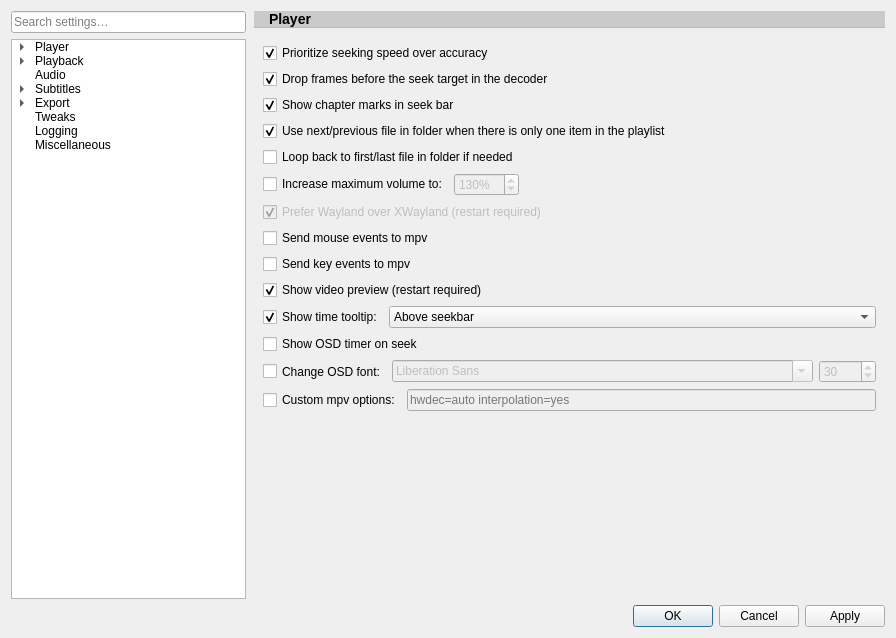
Old version of the form src/settingswindow.ui in the repository mpc-qt/mpc-qt.
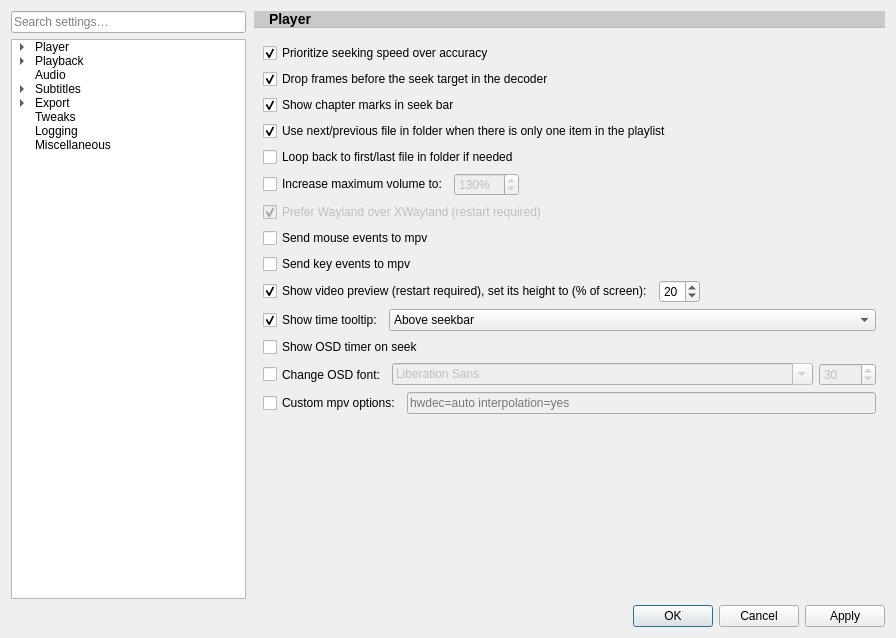
New version of the form. The open tabs and pages were chosen to show the change. Custom widgets are drawn as their Qt base class.

Commit message:
Add a setting to change video preview size
In Tweaks, allows to set the height in percent of screen height, from 5
to 80%.

Fixes #417 ("Custom seek video preview size option").

The edit to the form file:
```diff
--- a/src/settingswindow.ui
+++ b/src/settingswindow.ui
@@ -7932,15 +7932,32 @@
              </property>
             </widget>
            </item>
-           <item row="12" column="0" colspan="2">
-            <widget class="QCheckBox" name="tweaksVideoPreview">
-             <property name="text">
-              <string>Show video preview (restart required)</string>
-             </property>
-             <property name="checked">
-              <bool>true</bool>
-             </property>
-            </widget>
+           <item row="12" column="0">
+            <layout class="QHBoxLayout" name="tweaksVideoPreviewLayout">
+             <item>
+              <widget class="QCheckBox" name="tweaksVideoPreview">
+               <property name="text">
+                <string>Show video preview (restart required), set its height to (% of screen):</string>
+               </property>
+               <property name="checked">
+                <bool>true</bool>
+               </property>
+              </widget>
+             </item>
+             <item>
+              <widget class="QSpinBox" name="tweaksVideoPreviewHeight">
+               <property name="minimum">
+                <number>5</number>
+               </property>
+               <property name="maximum">
+                <number>80</number>
+               </property>
+               <property name="value">
+                <number>20</number>
+               </property>
+              </widget>
+             </item>
+            </layout>
            </item>
            <item row="13" column="0" colspan="2">
             <layout class="QHBoxLayout" name="tweaksTimeTooltipLayout" stretch="0,0">
```
Left out of the diff: 84 changed lines with no effect on the pictures. The commit also changes 29 other files.
